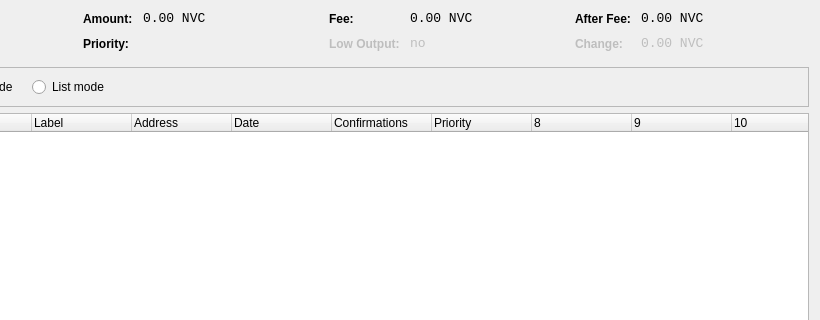
This is src/qt/forms/coincontroldialog.ui in Infernoman/Sembros-Next as Qt 5 draws it before an edit; both pictures show x 180 to 1000 and y 0 to 320 of the 1000 by 500 pixel window. The edited form follows.
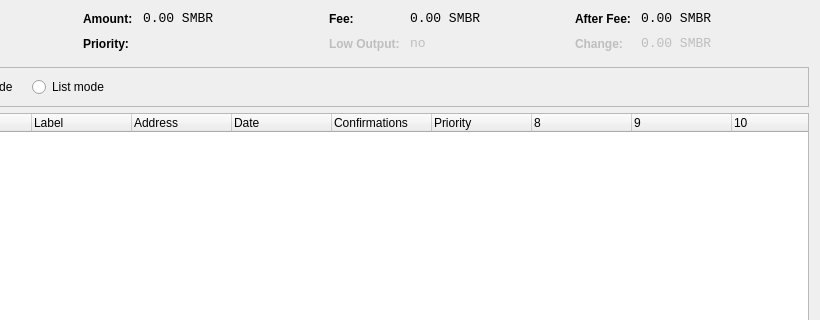
This is the edited form. Custom widgets are drawn as their Qt base class.

Commit message: QT forms updated

Patch:
```diff
--- a/src/qt/forms/coincontroldialog.ui
+++ b/src/qt/forms/coincontroldialog.ui
@@ -141,7 +141,7 @@
           <enum>Qt::ActionsContextMenu</enum>
          </property>
          <property name="text">
-          <string>0.00 NVC</string>
+          <string>0.00 SMBR</string>
          </property>
          <property name="textInteractionFlags">
           <set>Qt::LinksAccessibleByMouse|Qt::TextSelectableByKeyboard|Qt::TextSelectableByMouse</set>
@@ -221,7 +221,7 @@
           <enum>Qt::ActionsContextMenu</enum>
          </property>
          <property name="text">
-          <string>0.00 NVC</string>
+          <string>0.00 SMBR</string>
          </property>
          <property name="textInteractionFlags">
           <set>Qt::LinksAccessibleByMouse|Qt::TextSelectableByKeyboard|Qt::TextSelectableByMouse</set>
@@ -307,7 +307,7 @@
           <enum>Qt::ActionsContextMenu</enum>
          </property>
          <property name="text">
-          <string>0.00 NVC</string>
+          <string>0.00 SMBR</string>
          </property>
          <property name="textInteractionFlags">
           <set>Qt::LinksAccessibleByMouse|Qt::TextSelectableByKeyboard|Qt::TextSelectableByMouse</set>
@@ -345,7 +345,7 @@
           <enum>Qt::ActionsContextMenu</enum>
          </property>
          <property name="text">
-          <string>0.00 NVC</string>
+          <string>0.00 SMBR</string>
          </property>
          <property name="textInteractionFlags">
           <set>Qt::LinksAccessibleByMouse|Qt::TextSelectableByKeyboard|Qt::TextSelectableByMouse</set>
```
The commit also changes 2 other files.
